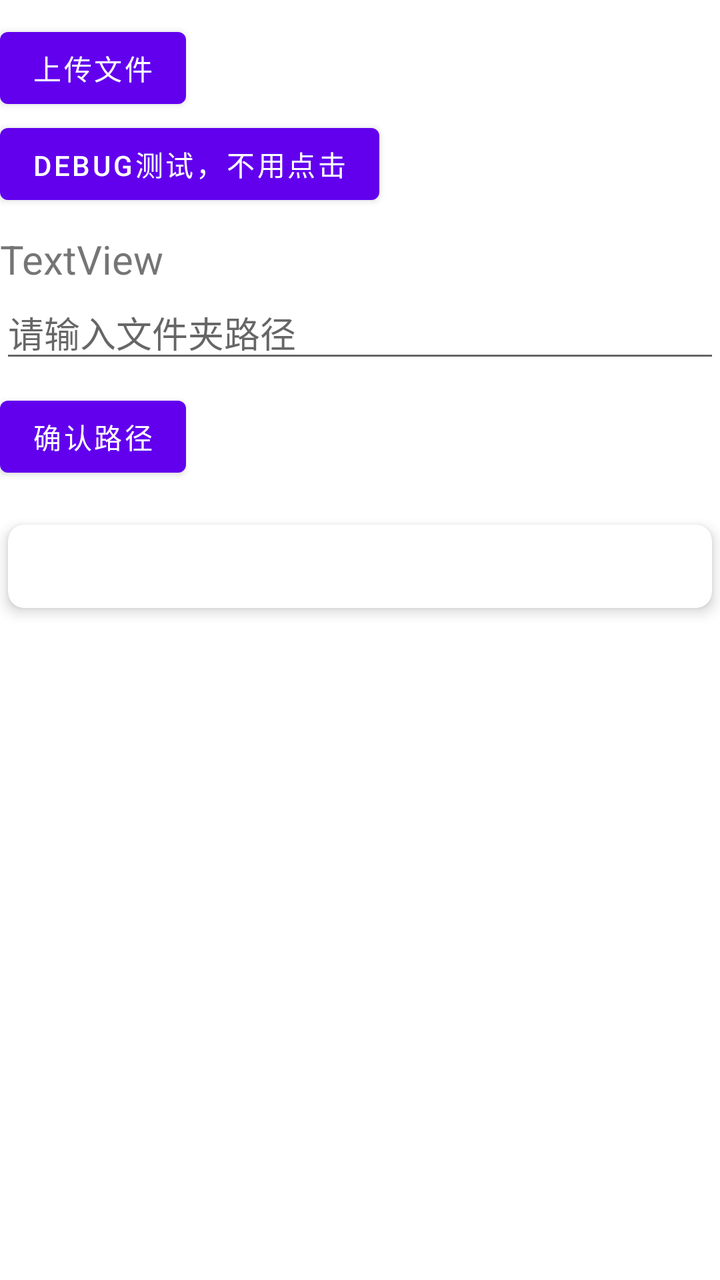
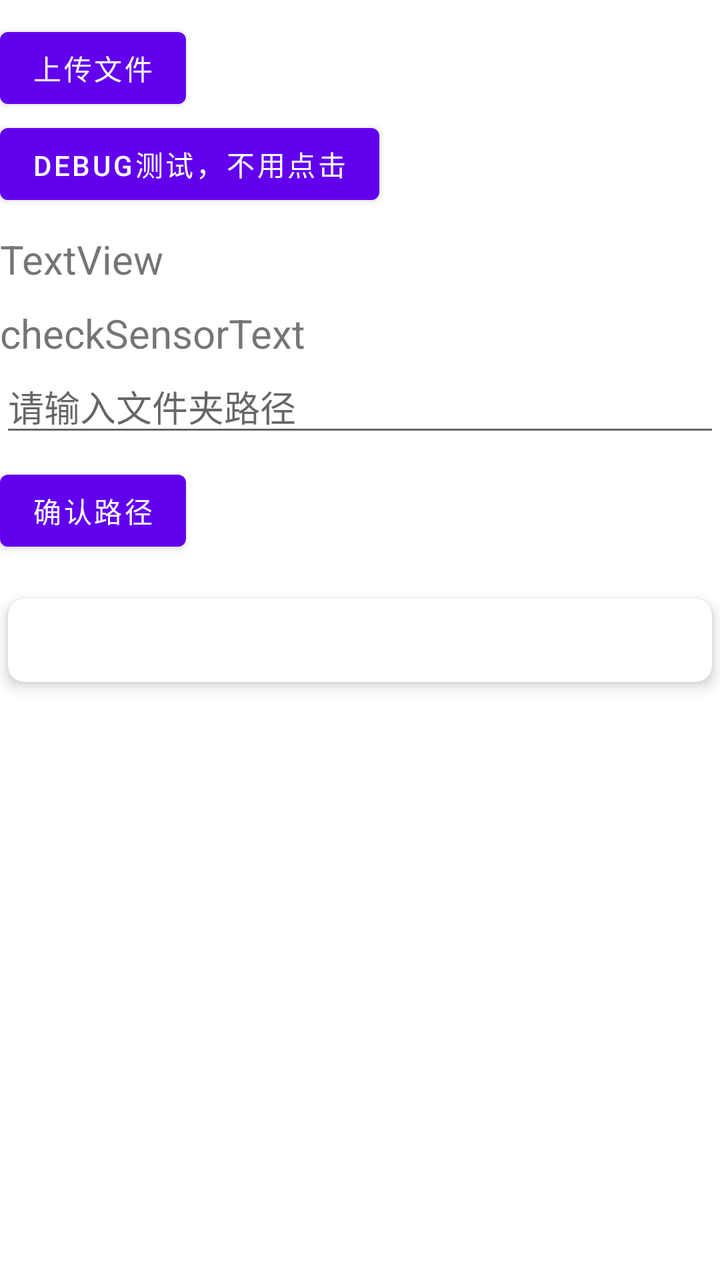

Before-and-after screenshots of an Android layout around one commit, followed by the original layout XML and the change that was made.
<!-- AndroidManifest.xml: application theme Theme.Kanxue_data -->
<!-- res/layout/activity_main.xml -->
<?xml version="1.0" encoding="utf-8"?>
<androidx.core.widget.NestedScrollView android:layout_width="match_parent"
    android:layout_height="wrap_content"
    xmlns:app="http://schemas.android.com/apk/res-auto"
    xmlns:android="http://schemas.android.com/apk/res/android"
    android:fillViewport="true"
    android:scrollbars="vertical"
    android:fitsSystemWindows="true"
    android:fadeScrollbars="true"
>



    <androidx.constraintlayout.widget.ConstraintLayout
        android:layout_width="match_parent"
        android:layout_height="wrap_content">



        <FrameLayout
            android:id="@+id/SurfaceViewFrame"
            android:layout_width="10dp"
            android:layout_height="10dp">
        </FrameLayout>




        <Button
            android:id="@+id/stat_file_btn"
            android:layout_width="wrap_content"
            android:layout_height="wrap_content"
            android:text="上传文件"
            app:layout_constraintTop_toBottomOf="@id/SurfaceViewFrame"
            app:layout_constraintLeft_toLeftOf="parent" />

        <Button
            android:id="@+id/test"
            android:layout_width="wrap_content"
            android:layout_height="wrap_content"
            android:text="debug测试，不用点击"
            app:layout_constraintTop_toBottomOf="@id/stat_file_btn"
            app:layout_constraintLeft_toLeftOf="parent"
            />


        <TextView
            android:id="@+id/uploadStatusText"
            app:layout_constraintTop_toBottomOf="@id/test"
            android:textSize="20sp"
            android:layout_marginTop="10dp"
            android:layout_width="wrap_content"
            android:layout_height="wrap_content"
            android:text="TextView"
             />


        <androidx.appcompat.widget.AppCompatAutoCompleteTextView
            android:id="@+id/pathInput"
            android:layout_width="match_parent"
            android:layout_height="wrap_content"
            app:layout_constraintTop_toBottomOf="@id/uploadStatusText"
            android:hint="请输入文件夹路径"
            android:inputType="text" />

        <Button
            android:id="@+id/confirmButton"
            android:layout_width="wrap_content"
            android:layout_height="wrap_content"
            android:layout_marginTop="8dp"
            app:layout_constraintTop_toBottomOf="@id/pathInput"
            android:text="确认路径" />



        <androidx.recyclerview.widget.RecyclerView
            android:id="@+id/recyclerView"
            app:layout_constraintTop_toBottomOf="@id/confirmButton"
            android:layout_width="match_parent"
            android:layout_height="0dp"
            android:layout_marginTop="16dp"
            android:layout_weight="1" />


        <androidx.cardview.widget.CardView
            android:layout_marginTop="16dp"
            android:layout_width="match_parent"
            android:layout_height="wrap_content"
            app:layout_constraintTop_toBottomOf="@id/recyclerView"
            android:layout_margin="4dp"
            app:cardCornerRadius="8dp"
            app:cardElevation="4dp">

            <TextView
                android:id="@+id/file_content"
                android:layout_width="match_parent"
                android:layout_height="wrap_content"
                android:layout_margin="10dp"
                android:textSize="16sp" />
        </androidx.cardview.widget.CardView>



    </androidx.constraintlayout.widget.ConstraintLayout>

</androidx.core.widget.NestedScrollView>
<!-- resources referenced by this layout -->
<resources>
  <style name="Theme.Kanxue_data" parent="Theme.MaterialComponents.DayNight.DarkActionBar">
          
          <item name="colorPrimary">@color/purple_500</item>
          <item name="colorPrimaryVariant">@color/purple_700</item>
          <item name="colorOnPrimary">@color/white</item>
          
          <item name="colorSecondary">@color/teal_200</item>
          <item name="colorSecondaryVariant">@color/teal_700</item>
          <item name="colorOnSecondary">@color/black</item>
          
          <item name="android:statusBarColor">?attr/colorPrimaryVariant</item>
          
      </style>
  <color name="purple_500">#FF6200EE</color>
  <color name="purple_700">#FF3700B3</color>
  <color name="white">#FFFFFFFF</color>
  <color name="teal_200">#FF03DAC5</color>
  <color name="teal_700">#FF018786</color>
  <color name="black">#FF000000</color>
</resources>

<!-- the commit's change to res/layout/activity_main.xml (unified diff, before → after) -->
@@ -14,8 +14,6 @@
     <androidx.constraintlayout.widget.ConstraintLayout
         android:layout_width="match_parent"
         android:layout_height="wrap_content">
-
-
 
         <FrameLayout
             android:id="@+id/SurfaceViewFrame"
@@ -54,14 +52,25 @@
             android:text="TextView"
              />
 
+        <TextView
+            android:id="@+id/checkSensorText"
+            app:layout_constraintTop_toBottomOf="@id/uploadStatusText"
+            android:textSize="20sp"
+            android:layout_marginTop="10dp"
+            android:layout_width="wrap_content"
+            android:layout_height="wrap_content"
+            android:text="checkSensorText"
+            />
+
 
         <androidx.appcompat.widget.AppCompatAutoCompleteTextView
             android:id="@+id/pathInput"
             android:layout_width="match_parent"
             android:layout_height="wrap_content"
-            app:layout_constraintTop_toBottomOf="@id/uploadStatusText"
+            app:layout_constraintTop_toBottomOf="@id/checkSensorText"
             android:hint="请输入文件夹路径"
             android:inputType="text" />
+
 
         <Button
             android:id="@+id/confirmButton"
